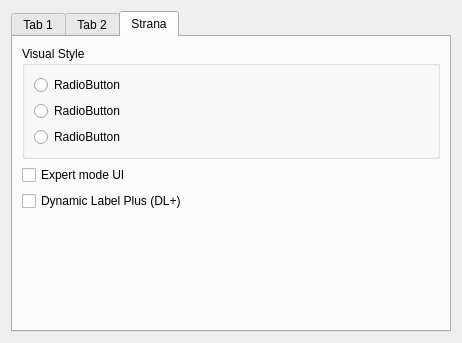
First picture: the form in gui/setupdialog.ui, repository KejPi/AbracaDABra, before the edit.
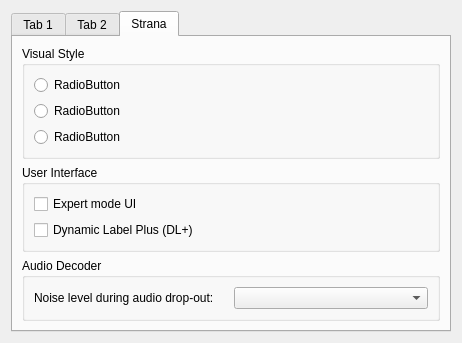
Second picture: the form after the edit. The open tabs and pages were chosen to show the change.

Commit message: Optional audio concealment by adding poink noise implemented for FAAD

Patch:
```diff
--- a/gui/setupdialog.ui
+++ b/gui/setupdialog.ui
@@ -19,8 +19,8 @@
   <property name="windowTitle">
    <string>Settings</string>
   </property>
-  <layout class="QGridLayout" name="mainLayout">
-   <item row="0" column="0">
+  <layout class="QVBoxLayout" name="verticalLayout_7">
+   <item>
     <widget class="QTabWidget" name="tabWidget">
      <property name="sizePolicy">
       <sizepolicy hsizetype="MinimumExpanding" vsizetype="MinimumExpanding">
@@ -819,7 +819,7 @@
       <attribute name="title">
        <string>Strana</string>
       </attribute>
-      <layout class="QVBoxLayout" name="verticalLayout_5">
+      <layout class="QVBoxLayout" name="verticalLayout_6">
        <item>
         <widget class="QGroupBox" name="styleGroupBox">
          <property name="title">
@@ -851,6 +851,12 @@
         </widget>
        </item>
        <item>
+        <widget class="QGroupBox" name="uiGroupBox">
+         <property name="title">
+          <string>User Interface</string>
+         </property>
+         <layout class="QVBoxLayout" name="verticalLayout_5">
+          <item>
         <widget class="QCheckBox" name="expertCheckBox">
          <property name="text">
           <string>Expert mode UI</string>
@@ -862,6 +868,28 @@
          <property name="text">
           <string>Dynamic Label Plus (DL+)</string>
          </property>
+           </widget>
+          </item>
+         </layout>
+        </widget>
+       </item>
+       <item>
+        <widget class="QGroupBox" name="audioDecoderGroupBox">
+         <property name="title">
+          <string>Audio Decoder</string>
+         </property>
+         <layout class="QHBoxLayout" name="horizontalLayout_9">
+          <item>
+           <widget class="QLabel" name="label">
+            <property name="text">
+             <string>Noise level during audio drop-out:</string>
+            </property>
+           </widget>
+          </item>
+          <item>
+           <widget class="QComboBox" name="noiseConcealmentCombo"/>
+          </item>
+         </layout>
         </widget>
        </item>
        <item>
```
Left out of the diff: 2 changed lines with no effect on the pictures. Lines whose indentation alone changed are shown as unchanged. The commit also changes 6 other files.
